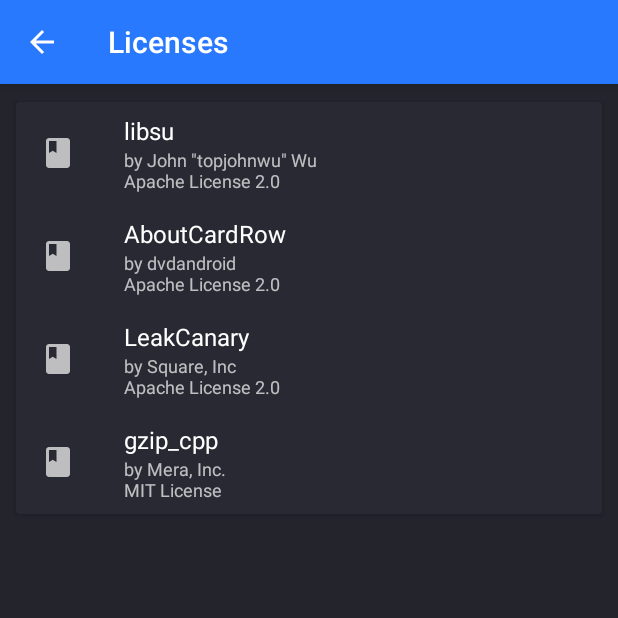
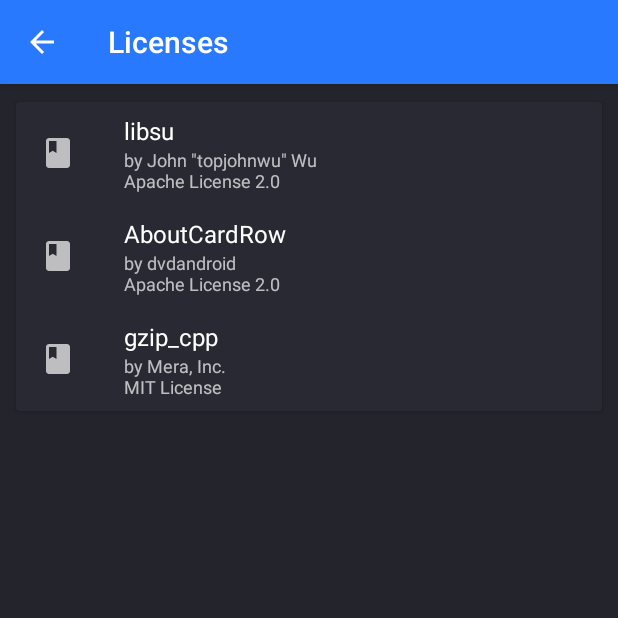
Before and after one commit to kdrag0n/tipatch, an Android app: the LicenseActivity screen opened directly, with no data from a screen before it, on a phone screen of 412 x 824 dp, the top half of it. Run offline under Robolectric (Android 15) with nearby library versions, the phone set to English and light mode, and no system bars.

Commit message:
LicenseActivity: hide LeakCanary on release builds
Release builds don't include LeakCanary.

```diff
--- a/app/src/main/java/com/kdrag0n/tipatch/LicenseActivity.kt
+++ b/app/src/main/java/com/kdrag0n/tipatch/LicenseActivity.kt
@@ -5,6 +5,7 @@ import android.app.AlertDialog
 import android.os.Bundle
 import android.text.method.LinkMovementMethod
 import android.text.util.Linkify
+import android.view.View
 import android.widget.TextView
 import com.kdrag0n.utils.AboutCardRow
 import kotlinx.android.synthetic.main.activity_license.*
@@ -18,7 +19,13 @@ class LicenseActivity : Activity() {
 
         oss_libsu.license(License.APACHE, 2018, "John \"topjohnwu\" Wu")
         oss_about.license(License.APACHE, 2016, "dvdandroid")
-        oss_leak.license(License.APACHE, 2015, "Square, Inc")
+
+        if (BuildConfig.DEBUG) {
+            oss_leak.license(License.APACHE, 2015, "Square, Inc")
+        } else {
+            oss_leak.visibility = View.GONE
+        }
+
         oss_gzipcpp.license(License.MIT, 2016, "Mera, Inc.")
     }
 
```
